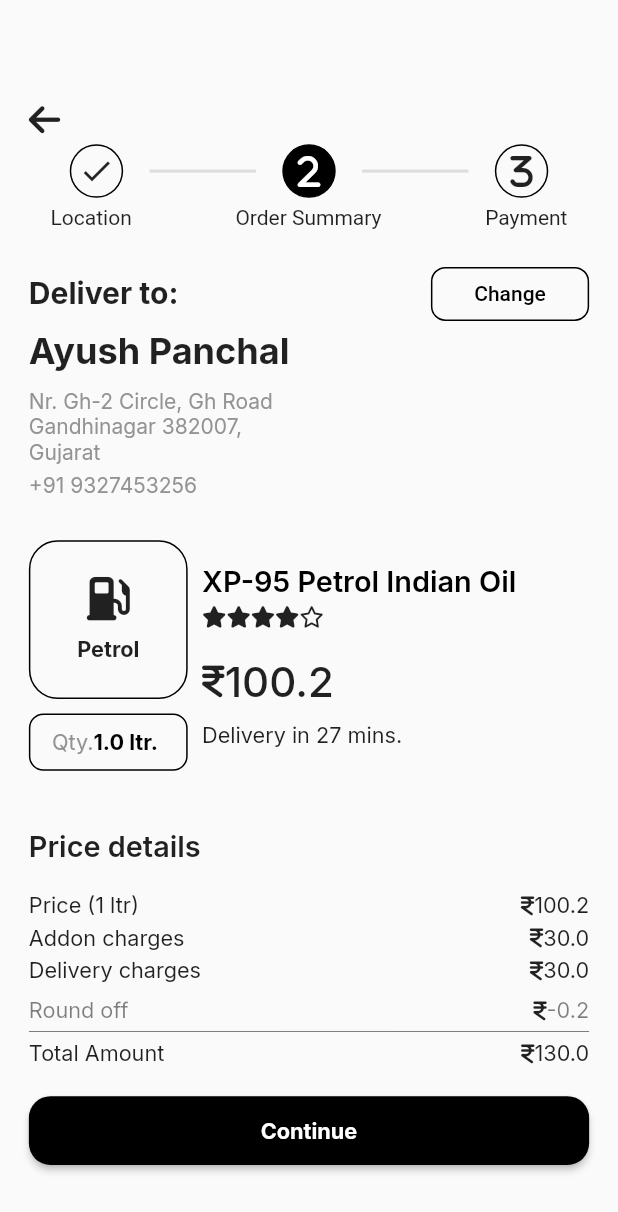
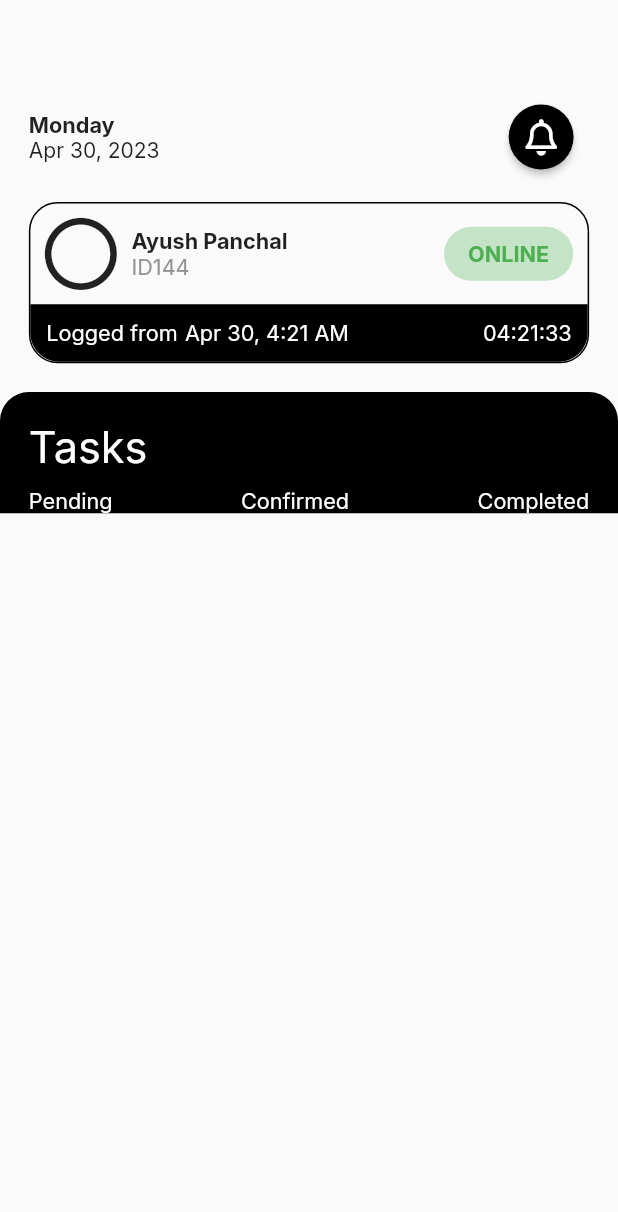
Before and after one commit to AyushPanchal/z-Fuel, a Flutter app: the screen it shows after launch, on a phone screen of 412 x 824 dp. Shown: the top 1212 px of the screen. Run offline on Flutter 3.47's test engine with Material 2 defaults, Android fonts, the phone set to English and light mode, and no system bars; our stand-ins replace cloud_firestore, firebase_auth, firebase_core, font_awesome_flutter, geocoding, get and 3 more; accounts and stored records are empty.

Commit message:
Changes made in fleet_driver_page.dart

```diff
--- a/lib/back_end/utils/routes.dart
+++ b/lib/back_end/utils/routes.dart
@@ -9,7 +9,7 @@ class AppRoutes {
   static List<GetPage> getPages = [
     GetPage(
       name: '/',
-      page: () => const OrderSummaryPage(),
+      page: () => const FleetDriverPage(),
       transition: _transition,
       transitionDuration: _duration,
     ),
--- a/lib/front_end/pages/export_pages.dart
+++ b/lib/front_end/pages/export_pages.dart
@@ -4,3 +4,4 @@ export 'auth_pages/sign_up_page.dart';
 export 'home_page.dart';
 export 'fuel_choice_page.dart';
 export 'gas_station_page.dart';
+export 'fleet_driver_page.dart';
--- /dev/null
+++ b/lib/front_end/pages/fleet_driver_page.dart
@@ -0,0 +1,238 @@
+import 'package:zfuel/export_all.dart';
+
+class FleetDriverPage extends StatefulWidget {
+  const FleetDriverPage({Key? key}) : super(key: key);
+
+  @override
+  State<FleetDriverPage> createState() => _FleetDriverPageState();
+}
+
+class _FleetDriverPageState extends State<FleetDriverPage> {
+  @override
+  Widget build(BuildContext context) {
+    return Scaffold(
+      body: SingleChildScrollView(
+        child: Column(
+          crossAxisAlignment: CrossAxisAlignment.start,
+          children: <Widget>[
+            AppThemes.kSizedBoxHeight50,
+            AppThemes.kSizedBoxHeight20,
+            /*=====Date and notification Icon=====*/
+            Container(
+              padding: EdgeInsets.symmetric(
+                horizontal: AppDimensions.height20,
+              ),
+              child: Row(
+                mainAxisAlignment: MainAxisAlignment.spaceBetween,
+                children: [
+                  Column(
+                    crossAxisAlignment: CrossAxisAlignment.start,
+                    children: [
+                      Text(
+                        'Monday',
+                        style: GoogleFonts.inter(
+                          fontWeight: FontWeight.bold,
+                          fontSize: AppDimensions.height15,
+                        ),
+                      ),
+                      Text(
+                        'Apr 30, 2023',
+                        style: GoogleFonts.inter(),
+                      ),
+                    ],
+                  ),
+                  ElevatedButton(
+                    style: ElevatedButton.styleFrom(
+                      primary: AppColors.kRoadColor,
+                      padding: EdgeInsets.all(
+                        AppDimensions.height10,
+                      ),
+                      shape: const CircleBorder(),
+                    ),
+                    onPressed: () {},
+                    child: FaIcon(
+                      FontAwesomeIcons.bell,
+                      color: Colors.white,
+                    ),
+                  ),
+                ],
+              ),
+            ),
+            AppThemes.kSizedBoxHeight20,
+            /*=====Driver information=====*/
+            Container(
+              margin: EdgeInsets.symmetric(
+                horizontal: AppDimensions.height20,
+              ),
+              decoration: BoxDecoration(
+                border: Border.all(
+                  color: Colors.black,
+                ),
+                borderRadius: BorderRadius.circular(
+                  AppDimensions.radius20,
+                ),
+              ),
+              child: Column(
+                children: [
+                  Container(
+                    padding: EdgeInsets.all(
+                      AppDimensions.height10,
+                    ),
+                    child: Row(
+                      mainAxisAlignment: MainAxisAlignment.spaceBetween,
+                      children: [
+                        Row(
+                          children: [
+                            FaIcon(
+                              FontAwesomeIcons.circle,
+                              size: AppDimensions.height50,
+                            ),
+                            SizedBox(
+                              width: AppDimensions.height10,
+                            ),
+                            Column(
+                              crossAxisAlignment: CrossAxisAlignment.start,
+                              children: [
+                                Text(
+                                  'Ayush Panchal',
+                                  style: AppThemes.kMidText.copyWith(
+                                      fontWeight: FontWeight.bold,
+                                      fontSize: AppDimensions.height15),
+                                ),
+                                Text(
+                                  'ID144',
+                                  style: AppThemes.kSmallText.copyWith(
+                                    color: AppColors.kLightTextColor,
+                                  ),
+                                ),
+                              ],
+                            )
+                          ],
+                        ),
+                        ElevatedButton(
+                          style: ElevatedButton.styleFrom(
+                              elevation: 0,
+                              shape: RoundedRectangleBorder(
+                                borderRadius: BorderRadius.circular(
+                                  AppDimensions.radius20,
+                                ),
+                              ),
+                              primary: Colors.green.withOpacity(0.3)),
+                          onPressed: () {},
+                          child: Text(
+                            'ONLINE',
+                            style: AppThemes.kMidText.copyWith(
+                              color: Colors.green,
+                              fontSize: AppDimensions.height15,
+                              fontWeight: FontWeight.bold,
+                            ),
+                          ),
+                        ),
+                      ],
+                    ),
+                  ),
+                  Container(
+                    padding: EdgeInsets.symmetric(
+                      horizontal: AppDimensions.height10,
+                      vertical: AppDimensions.height10,
+                    ),
+                    decoration: BoxDecoration(
+                      border: Border.all(
+                        color: AppColors.kRoadColor,
+                      ),
+                      color: AppColors.kRoadColor,
+                      borderRadius: BorderRadius.only(
+                        bottomLeft: Radius.circular(19),
+                        bottomRight: Radius.circular(19),
+                      ),
+                    ),
+                    child: Row(
+                      mainAxisAlignment: MainAxisAlignment.spaceBetween,
+                      children: [
+                        Row(
+                          children: [
+                            Text(
+                              'Logged from',
+                              style: AppThemes.kSmallText.copyWith(
+                                color: Colors.white,
+                              ),
+                            ),
+                            SizedBox(
+                              width: AppDimensions.height5,
+                            ),
+                            Text(
+                              'Apr 30, 4:21 AM',
+                              style: AppThemes.kSmallText.copyWith(
+                                color: Colors.white,
+                              ),
+                            ),
+                          ],
+                        ),
+                        Text(
+                          '04:21:33',
+                          style: AppThemes.kSmallText.copyWith(
+                            color: Colors.white,
+                          ),
+                        ),
+                      ],
+                    ),
+                  ),
+                ],
+              ),
+            ),
+            AppThemes.kSizedBoxHeight20,
+            Container(
+              decoration: BoxDecoration(
+                borderRadius: BorderRadius.only(
+                  topRight: Radius.circular(AppDimensions.radius20),
+                  topLeft: Radius.circular(AppDimensions.radius20),
+                ),
+                color: AppColors.kRoadColor,
+              ),
+              padding: EdgeInsets.symmetric(
+                horizontal: AppDimensions.height20,
+              ),
+              child: Column(
+                crossAxisAlignment: CrossAxisAlignment.start,
+                children: [
+                  AppThemes.kSizedBoxHeight20,
+                  Text(
+                    'Tasks',
+                    style: AppThemes.kMidText.copyWith(
+                      color: Colors.white,
+                      fontSize: AppDimensions.height30,
+                    ),
+                  ),
+                  AppThemes.kSizedBoxHeight10,
+                  Row(
+                    mainAxisAlignment: MainAxisAlignment.spaceBetween,
+                    children: [
+                      Text(
+                        'Pending',
+                        style: AppThemes.kSmallText.copyWith(
+                          color: Colors.white,
+                        ),
+                      ),
+                      Text(
+                        'Confirmed',
+                        style: AppThemes.kSmallText.copyWith(
+                          color: Colors.white,
+                        ),
+                      ),
+                      Text(
+                        'Completed',
+                        style: AppThemes.kSmallText.copyWith(
+                          color: Colors.white,
+                        ),
+                      ),
+                    ],
+                  ),
+                ],
+              ),
+            )
+          ],
+        ),
+      ),
+    );
+  }
+}
```
